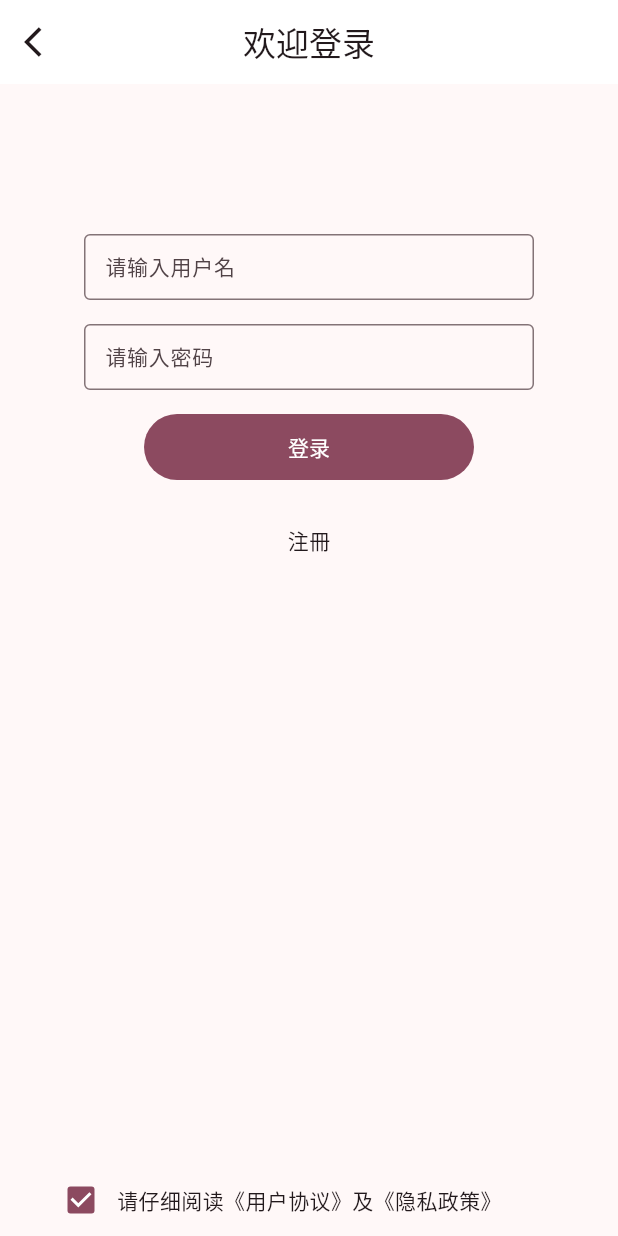
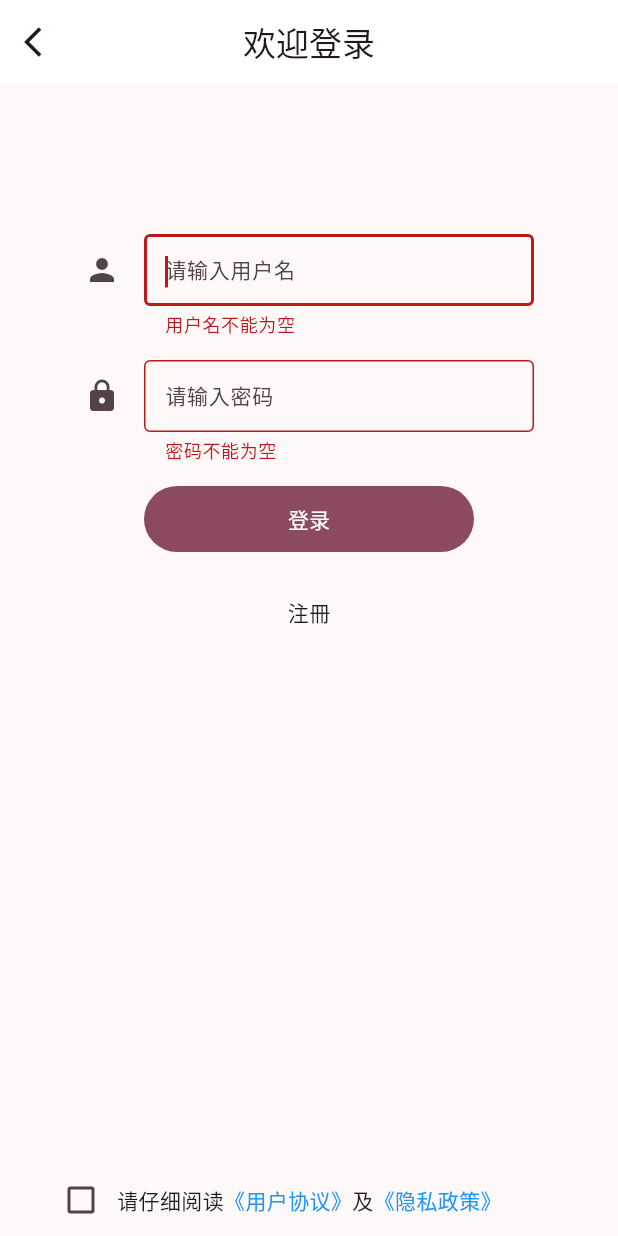
Before and after one commit to jiangm93/flutter-WanAndroid, a Flutter app: the LoginPage screen opened by its route, after a tap on "登录", on a phone screen of 412 x 824 dp. Run offline on Flutter 3.47's test engine with Material 2 defaults, Android fonts, the phone set to English and light mode, and no system bars; our stand-ins replace dio, flutter_easyloading.

Commit message:
feat:引入flutter_easyloading 修改登录页，调试交互

```diff
--- a/lib/main.dart
+++ b/lib/main.dart
@@ -1,5 +1,6 @@
 import 'package:flutter/material.dart';
 import 'package:flutter/services.dart';
+import 'package:flutter_easyloading/flutter_easyloading.dart';
 import 'package:wanandroid/router/router.dart';
 import 'package:wanandroid/view/home.dart';
 
@@ -31,6 +32,7 @@ class MyApp extends StatelessWidget {
       onGenerateInitialRoutes: RouteManager.onGenerateInitialRoutes,
       routes: RouteManager.routes,
       navigatorKey: RouteManager.navigatorKey,
+      builder: EasyLoading.init(),
       // home: TabWidget(),
     );
   }
--- a/lib/view/login/login.dart
+++ b/lib/view/login/login.dart
@@ -1,16 +1,17 @@
+import 'package:dio/dio.dart';
+import 'package:flutter/gestures.dart';
 import 'package:flutter/material.dart';
+import 'package:flutter_easyloading/flutter_easyloading.dart';
+import 'package:wanandroid/net/net_util.dart';
 import 'package:wanandroid/router/router.dart';
 import 'package:wanandroid/utils/toast_util.dart';
 import 'package:wanandroid/widget/BackBtn.dart';
 
+class LoginPage extends StatefulWidget {
+  @override
+  State<StatefulWidget> createState() => _LoginPageState();
+}
 
-// class LoginPage extends StatefulWidget{
-//   @override
-//   State<StatefulWidget> createState() =>_LoginPageState();
-//
-// }
-//
-//
 // class _LoginPageState extends State<LoginPage>{
 //   @override
 //   Widget build(BuildContext context) {
@@ -27,7 +28,39 @@ import 'package:wanandroid/widget/BackBtn.dart';
 //
 // }
 
-class LoginPage extends StatelessWidget {
+class _LoginPageState extends State<LoginPage> {
+  bool isChecked = false;
+  String? username = "saltfish1010";
+  String? password = "jm123456";
+
+  TextEditingController _unameController = TextEditingController();
+  TextEditingController _pwdController = TextEditingController();
+
+  //FormState为Form的State类，可以通过 Form.of() 或GlobalKey获得。我们可以通过它来对
+  //Form的子孙FormField进行统一操作。
+  GlobalKey _formKey = GlobalKey<FormState>();
+
+  void _Login() {
+    print("登录");
+    if (isChecked == false) {
+      ToastUtil.showInfo("请确认勾选《用户协议》及《隐私政策》");
+      // ToastUtil.showLoading();
+      return;
+    }
+    var params = {
+      "username": username,
+      "password": password,
+    };
+    FormData formData = FormData.fromMap(params);
+    DioHelper.postData("https://www.wanandroid.com/user/login", formData);
+  }
+
+  void _changeCheck(bool? state) {
+    setState(() {
+      isChecked = state!;
+    });
+  }
+
   @override
   Widget build(BuildContext context) {
     return Scaffold(
@@ -38,6 +71,8 @@ class LoginPage extends StatelessWidget {
         backgroundColor: Colors.white,
       ),
       body: Center(
+          child: Form(
+        key: _formKey,
         child: Column(
           mainAxisAlignment: MainAxisAlignment.start,
           children: <Widget>[
@@ -48,32 +83,34 @@ class LoginPage extends StatelessWidget {
             SizedBox(height: 100),
             SizedBox(
               width: 300,
-              height: 44,
-              child: TextField(
-                decoration: InputDecoration(
-                  hintText: '请输入用户名',
-                  border: OutlineInputBorder(),
-                  contentPadding: const EdgeInsets.symmetric(
-                      vertical: 4.0, horizontal: 10.0),
-                ),
+              child: TextFormField(
+                autofocus: true,
+                controller: _unameController,
+                decoration: _createInputDecoration(Icons.person,"请输入用户名"),
                 style: TextStyle(fontSize: 14),
+                onChanged: (val) {
+                  username = val;
+                },
+                validator: (v) {
+                  return v!.trim().length > 0 ? null : '用户名不能为空';
+                },
               ),
             ),
             SizedBox(height: 16),
             SizedBox(
               width: 300,
-              height: 44,
-              child: TextField(
+              child: TextFormField(
                 obscureText: true,
-                decoration: InputDecoration(
-                  hintText: '请输入密码',
-                  border: OutlineInputBorder(),
-                  contentPadding: const EdgeInsets.symmetric(
-                      vertical: 4.0, horizontal: 10.0),
-                  // filled: true,
-                  // fillColor: Color(0xffaaaaaa)
-                ),
+                autofocus: true,
+                controller: _pwdController,
+                decoration: _createInputDecoration(Icons.lock,'请输入密码'),
                 style: TextStyle(fontSize: 14),
+                onChanged: (val) {
+                  password = val;
+                },
+                validator: (v) {
+                  return v!.trim().length > 0 ? null : '密码不能为空';
+                },
               ),
             ),
             SizedBox(height: 16),
@@ -83,7 +120,12 @@ class LoginPage extends StatelessWidget {
               child: Padding(
                 padding: EdgeInsets.only(left: 15, right: 15),
                 child: FilledButton(
-                  onPressed: () {},
+                  onPressed: () {
+                    if ((_formKey.currentState as FormState).validate()) {
+                      //验证通过提交数据
+                      _Login();
+                    }
+                  },
                   child: Text('登录'),
                 ),
               ),
@@ -91,10 +133,10 @@ class LoginPage extends StatelessWidget {
             SizedBox(height: 30),
             Center(
               child: Padding(
-                padding: EdgeInsets.only(left: 15,right: 15),
+                padding: EdgeInsets.only(left: 15, right: 15),
                 child: GestureDetector(
                   onTap: () {
-                   RouteManager().navigateTo(RouteManager.registerRouter);
+                    RouteManager().navigateTo(RouteManager.registerRouter);
                   },
                   child: Text('注冊'),
                 ),
@@ -104,17 +146,52 @@ class LoginPage extends StatelessWidget {
             Container(
               child: Row(
                 children: [
-                  SizedBox(width: 30,),
-                  Checkbox(value: true, onChanged: (b){
-
-                  }),
-                  Text("请仔细阅读《用户协议》及《隐私政策》"),
+                  SizedBox(
+                    width: 30,
+                  ),
+                  Checkbox(
+                      value: this.isChecked,
+                      onChanged: (b) {
+                        print(b);
+                        _changeCheck(b);
+                      }),
+                  // Text("请仔细阅读《用户协议》及《隐私政策》"),
+                  Text.rich(TextSpan(text: "请仔细阅读", children: [
+                    TextSpan(
+                        text: "《用户协议》",
+                        style: TextStyle(color: Colors.blue),
+                        recognizer: TapGestureRecognizer()
+                          ..onTap = () {
+                            ToastUtil.showToast("点击了用户协议");
+                          }),
+                    TextSpan(text: "及"),
+                    TextSpan(
+                        text: "《隐私政策》",
+                        style: TextStyle(color: Colors.blue),
+                        recognizer: TapGestureRecognizer()
+                          ..onTap = () {
+                            ToastUtil.showToast("点击了隐私政策");
+                          }),
+                  ]))
                 ],
               ),
             )
           ],
         ),
-      ),
+      )),
     );
   }
 }
+
+// 创建输入框
+ InputDecoration _createInputDecoration(IconData icon,String hintText){
+  return InputDecoration(
+    icon: Icon(icon),
+    hintText: hintText,
+    border: OutlineInputBorder(),
+    contentPadding: const EdgeInsets.symmetric(
+        vertical: 4.0, horizontal: 10.0),
+    // filled: true,
+    // fillColor: Color(0xffaaaaaa)
+  );
+}
--- a/lib/view/login/register.dart
+++ b/lib/view/login/register.dart
@@ -15,6 +15,7 @@ class _RegisterPageState extends State<RegisterPage> {
         leading: BackBtn(),
         centerTitle: true,
         title: Text("注册"),
+        backgroundColor: Colors.white,
       ),
       body: Center(
         child: Column(
@@ -63,7 +64,6 @@ class _RegisterPageState extends State<RegisterPage> {
                 ),
               ),
             ),
-            SizedBox(height: 16),
           ],
         ),
       ),
```
Also changed, not shown: lib/net/http_util.dart (added, +22 -0 lines), lib/net/net_util.dart (added, +26 -0 lines), lib/utils/toast_util.dart (+24 -12 lines), pubspec.yaml (+6 -1 lines), pubspec.lock.
